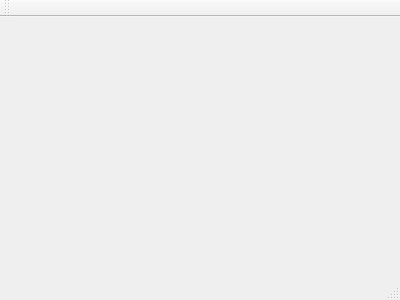
Qt form mainwindow.ui (TheFakeCake/SELECTOR-GUI) before a commit.
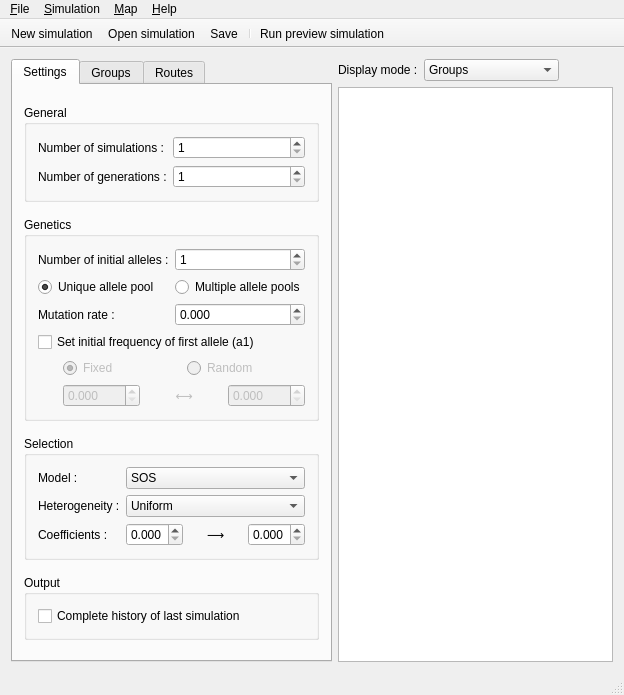
The same form after that commit. The open tabs and pages were chosen to show the change. Icons and pictures are not drawn.

Commit message: Add interface for basic simulation configuration on the main window.

The edit to the form file:
```diff
--- a/mainwindow.ui
+++ b/mainwindow.ui
@@ -1,24 +1,864 @@
 <ui version="4.0">
  <class>MainWindow</class>
- <widget class="QMainWindow" name="MainWindow" >
-  <property name="geometry" >
+ <widget class="QMainWindow" name="MainWindow">
+  <property name="geometry">
    <rect>
     <x>0</x>
     <y>0</y>
-    <width>400</width>
-    <height>300</height>
+    <width>624</width>
+    <height>695</height>
    </rect>
   </property>
   <property name="windowTitle" >
    <string>MainWindow</string>
   </property>
-  <widget class="QMenuBar" name="menuBar" />
-  <widget class="QToolBar" name="mainToolBar" />
-  <widget class="QWidget" name="centralWidget" />
-  <widget class="QStatusBar" name="statusBar" />
+  <widget class="QWidget" name="centralWidget">
+   <layout class="QHBoxLayout" name="horizontalLayout">
+    <item>
+     <widget class="QTabWidget" name="tabWidget">
+      <property name="currentIndex">
+       <number>0</number>
+      </property>
+      <widget class="QWidget" name="settingsTab">
+       <attribute name="title">
+        <string>Settings</string>
+       </attribute>
+       <layout class="QVBoxLayout" name="verticalLayout">
+        <item>
+         <widget class="QGroupBox" name="generalGroupBox">
+          <property name="sizePolicy">
+           <sizepolicy hsizetype="Preferred" vsizetype="Fixed">
+            <horstretch>0</horstretch>
+            <verstretch>0</verstretch>
+           </sizepolicy>
+          </property>
+          <property name="title">
+           <string>General</string>
+          </property>
+          <layout class="QFormLayout" name="formLayout">
+           <item row="0" column="0">
+            <widget class="QLabel" name="numberOfSimulationsLabel">
+             <property name="text">
+              <string>Number of simulations :</string>
+             </property>
+            </widget>
+           </item>
+           <item row="0" column="1">
+            <widget class="QSpinBox" name="numberOfSimulationsSpinBox">
+             <property name="minimum">
+              <number>1</number>
+             </property>
+             <property name="maximum">
+              <number>999999999</number>
+             </property>
+            </widget>
+           </item>
+           <item row="2" column="0">
+            <widget class="QLabel" name="numberOfGenerationsLabel">
+             <property name="text">
+              <string>Number of generations :</string>
+             </property>
+            </widget>
+           </item>
+           <item row="2" column="1">
+            <widget class="QSpinBox" name="numberOfGenerationsSpinBox">
+             <property name="accelerated">
+              <bool>true</bool>
+             </property>
+             <property name="minimum">
+              <number>1</number>
+             </property>
+             <property name="maximum">
+              <number>999999999</number>
+             </property>
+             <property name="singleStep">
+              <number>10</number>
+             </property>
+            </widget>
+           </item>
+          </layout>
+         </widget>
+        </item>
+        <item>
+         <widget class="QGroupBox" name="geneticsGroupBox">
+          <property name="sizePolicy">
+           <sizepolicy hsizetype="Preferred" vsizetype="Fixed">
+            <horstretch>0</horstretch>
+            <verstretch>0</verstretch>
+           </sizepolicy>
+          </property>
+          <property name="title">
+           <string>Genetics</string>
+          </property>
+          <layout class="QVBoxLayout" name="verticalLayout_3">
+           <item>
+            <layout class="QFormLayout" name="formLayout_2">
+             <item row="0" column="0">
+              <widget class="QLabel" name="numberOfInitialAllelesLabel">
+               <property name="text">
+                <string>Number of initial alleles :</string>
+               </property>
+              </widget>
+             </item>
+             <item row="0" column="1">
+              <widget class="QSpinBox" name="numberOfInitialAllelesSpinBox">
+               <property name="minimum">
+                <number>1</number>
+               </property>
+               <property name="maximum">
+                <number>999999999</number>
+               </property>
+              </widget>
+             </item>
+             <item row="1" column="0">
+              <widget class="QRadioButton" name="uniquePoolRadioButton">
+               <property name="toolTip">
+                <string>All initial population sources are constituted from one single gene pool</string>
+               </property>
+               <property name="text">
+                <string>Unique allele pool</string>
+               </property>
+               <property name="checked">
+                <bool>true</bool>
+               </property>
+              </widget>
+             </item>
+             <item row="1" column="1">
+              <widget class="QRadioButton" name="multiplePoolRadioButton">
+               <property name="toolTip">
+                <string>Each initial population group is derived from independent ancestral gene pools</string>
+               </property>
+               <property name="text">
+                <string>Multiple allele pools</string>
+               </property>
+              </widget>
+             </item>
+             <item row="2" column="0">
+              <widget class="QLabel" name="mutationRateLabel">
+               <property name="toolTip">
+                <string>Defines the probability that new alleles appear (mutation rate per individual per generation)</string>
+               </property>
+               <property name="text">
+                <string>Mutation rate :</string>
+               </property>
+              </widget>
+             </item>
+             <item row="2" column="1">
+              <widget class="QDoubleSpinBox" name="mutationRateDoubleSpinBox">
+               <property name="decimals">
+                <number>3</number>
+               </property>
+               <property name="singleStep">
+                <double>0.050000000000000</double>
+               </property>
+              </widget>
+             </item>
+            </layout>
+           </item>
+           <item>
+            <widget class="QCheckBox" name="initialFrequencyCheckBox">
+             <property name="text">
+              <string>Set initial frequency of first allele (a1)</string>
+             </property>
+            </widget>
+           </item>
+           <item>
+            <widget class="QWidget" name="firstAlleleFrequencyWidget" native="true">
+             <property name="enabled">
+              <bool>false</bool>
+             </property>
+             <layout class="QVBoxLayout" name="verticalLayout_4">
+              <property name="leftMargin">
+               <number>25</number>
+              </property>
+              <property name="topMargin">
+               <number>0</number>
+              </property>
+              <property name="rightMargin">
+               <number>0</number>
+              </property>
+              <property name="bottomMargin">
+               <number>0</number>
+              </property>
+              <item>
+               <layout class="QHBoxLayout" name="horizontalLayout_6">
+                <item>
+                 <widget class="QRadioButton" name="fixedFrequencyRadioButton">
+                  <property name="toolTip">
+                   <string>Initial frequency of the first allele of each deme will be the same</string>
+                  </property>
+                  <property name="text">
+                   <string>Fixed</string>
+                  </property>
+                  <property name="checked">
+                   <bool>true</bool>
+                  </property>
+                 </widget>
+                </item>
+                <item>
+                 <widget class="QRadioButton" name="randomFrequencyRadioButton">
+                  <property name="toolTip">
+                   <string>Initial frequency of the first allele of each deme will be randomized between the given interval</string>
+                  </property>
+                  <property name="text">
+                   <string>Random</string>
+                  </property>
+                 </widget>
+                </item>
+               </layout>
+              </item>
+              <item>
+               <widget class="QStackedWidget" name="firstAlleleFrequencyStackedWidget">
+                <widget class="QWidget" name="fixedFrequencyPage">
+                 <layout class="QVBoxLayout" name="verticalLayout_5">
+                  <property name="leftMargin">
+                   <number>0</number>
+                  </property>
+                  <property name="topMargin">
+                   <number>0</number>
+                  </property>
+                  <property name="rightMargin">
+                   <number>0</number>
+                  </property>
+                  <property name="bottomMargin">
+                   <number>0</number>
+                  </property>
+                  <item>
+                   <widget class="QDoubleSpinBox" name="fixedFrequencyDoubleSpinBox">
+                    <property name="decimals">
+                     <number>3</number>
+                    </property>
+                    <property name="maximum">
+                     <double>1.000000000000000</double>
+                    </property>
+                    <property name="singleStep">
+                     <double>0.050000000000000</double>
+                    </property>
+                   </widget>
+                  </item>
+                 </layout>
+                </widget>
+                <widget class="QWidget" name="randomFrequencyPage">
+                 <layout class="QHBoxLayout" name="horizontalLayout_5">
+                  <property name="leftMargin">
+                   <number>0</number>
+                  </property>
+                  <property name="topMargin">
+                   <number>0</number>
+                  </property>
+                  <property name="rightMargin">
+                   <number>0</number>
+                  </property>
+                  <property name="bottomMargin">
+                   <number>0</number>
+                  </property>
+                  <item>
+                   <widget class="QDoubleSpinBox" name="intervalFrequency1DoubleSpinBox">
+                    <property name="decimals">
+                     <number>3</number>
+                    </property>
+                    <property name="maximum">
+                     <double>1.000000000000000</double>
+                    </property>
+                    <property name="singleStep">
+                     <double>0.050000000000000</double>
+                    </property>
+                   </widget>
+                  </item>
+                  <item>
+                   <widget class="QLabel" name="label_4">
+                    <property name="sizePolicy">
+                     <sizepolicy hsizetype="Minimum" vsizetype="Preferred">
+                      <horstretch>0</horstretch>
+                      <verstretch>0</verstretch>
+                     </sizepolicy>
+                    </property>
+                    <property name="text">
+                     <string>⟷</string>
+                    </property>
+                    <property name="alignment">
+                     <set>Qt::AlignCenter</set>
+                    </property>
+                   </widget>
+                  </item>
+                  <item>
+                   <widget class="QDoubleSpinBox" name="intervalFrequency2DoubleSpinBox_2">
+                    <property name="decimals">
+                     <number>3</number>
+                    </property>
+                    <property name="maximum">
+                     <double>1.000000000000000</double>
+                    </property>
+                    <property name="singleStep">
+                     <double>0.050000000000000</double>
+                    </property>
+                   </widget>
+                  </item>
+                 </layout>
+                </widget>
+               </widget>
+              </item>
+             </layout>
+            </widget>
+           </item>
+          </layout>
+         </widget>
+        </item>
+        <item>
+         <widget class="QGroupBox" name="selectionGroupBox">
+          <property name="sizePolicy">
+           <sizepolicy hsizetype="Preferred" vsizetype="Fixed">
+            <horstretch>0</horstretch>
+            <verstretch>0</verstretch>
+           </sizepolicy>
+          </property>
+          <property name="title">
+           <string>Selection</string>
+          </property>
+          <layout class="QFormLayout" name="formLayout_3">
+           <item row="0" column="0">
+            <widget class="QLabel" name="selectionModelLabel">
+             <property name="text">
+              <string>Model :</string>
+             </property>
+            </widget>
+           </item>
+           <item row="0" column="1">
+            <widget class="QComboBox" name="selectionModelComboBox">
+             <property name="sizeAdjustPolicy">
+              <enum>QComboBox::AdjustToContents</enum>
+             </property>
+             <item>
+              <property name="text">
+               <string>SOS</string>
+              </property>
+             </item>
+             <item>
+              <property name="text">
+               <string>FDS</string>
+              </property>
+             </item>
+             <item>
+              <property name="text">
+               <string>DPS</string>
+              </property>
+             </item>
+            </widget>
+           </item>
+           <item row="1" column="0">
+            <widget class="QLabel" name="heterogeneityLabel">
+             <property name="text">
+              <string>Heterogeneity :</string>
+             </property>
+            </widget>
+           </item>
+           <item row="1" column="1">
+            <widget class="QComboBox" name="heterogeneityComboBox">
+             <item>
+              <property name="text">
+               <string>Uniform</string>
+              </property>
+             </item>
+             <item>
+              <property name="text">
+               <string>Latitudinal</string>
+              </property>
+             </item>
+             <item>
+              <property name="text">
+               <string>Longitudinal</string>
+              </property>
+             </item>
+            </widget>
+           </item>
+           <item row="2" column="0">
+            <widget class="QLabel" name="coefficientLabel">
+             <property name="text">
+              <string>Coefficients :</string>
+             </property>
+            </widget>
+           </item>
+           <item row="2" column="1">
+            <widget class="QStackedWidget" name="coefficientStackedWidget">
+             <property name="currentIndex">
+              <number>0</number>
+             </property>
+             <widget class="QWidget" name="uniformCoefficientPage">
+              <layout class="QHBoxLayout" name="horizontalLayout_4">
+               <property name="leftMargin">
+                <number>0</number>
+               </property>
+               <property name="topMargin">
+                <number>0</number>
+               </property>
+               <property name="rightMargin">
+                <number>0</number>
+               </property>
+               <property name="bottomMargin">
+                <number>0</number>
+               </property>
+               <item>
+                <widget class="QDoubleSpinBox" name="uniformCoefficientDoubleSpinBox">
+                 <property name="decimals">
+                  <number>3</number>
+                 </property>
+                 <property name="maximum">
+                  <double>1.000000000000000</double>
+                 </property>
+                 <property name="singleStep">
+                  <double>0.050000000000000</double>
+                 </property>
+                </widget>
+               </item>
+              </layout>
+             </widget>
+             <widget class="QWidget" name="latitudinalGradientPage">
+              <layout class="QHBoxLayout" name="horizontalLayout_3">
+               <property name="leftMargin">
+                <number>0</number>
+               </property>
+               <property name="topMargin">
+                <number>0</number>
+               </property>
+               <property name="rightMargin">
+                <number>0</number>
+               </property>
+               <property name="bottomMargin">
+                <number>0</number>
+               </property>
+               <item>
+                <widget class="QDoubleSpinBox" name="northCoefficientDoubleSpinBox">
+                 <property name="toolTip">
+                  <string>Selection coefficient in the northern demes</string>
+                 </property>
+                 <property name="decimals">
+                  <number>3</number>
+                 </property>
+                 <property name="maximum">
+                  <double>1.000000000000000</double>
+                 </property>
+                 <property name="singleStep">
+                  <double>0.050000000000000</double>
+                 </property>
+                </widget>
+               </item>
+               <item>
+                <widget class="QLabel" name="label">
+                 <property name="text">
+                  <string>⟶</string>
+                 </property>
+                 <property name="alignment">
+                  <set>Qt::AlignCenter</set>
+                 </property>
+                </widget>
+               </item>
+               <item>
+                <widget class="QDoubleSpinBox" name="southCoefficientDoubleSpinBox">
+                 <property name="toolTip">
+                  <string>Selection coefficient in the southern demes</string>
+                 </property>
+                 <property name="decimals">
+                  <number>3</number>
+                 </property>
+                 <property name="maximum">
+                  <double>1.000000000000000</double>
+                 </property>
+                 <property name="singleStep">
+                  <double>0.050000000000000</double>
+                 </property>
+                </widget>
+               </item>
+              </layout>
+             </widget>
+             <widget class="QWidget" name="longitudinalGradientPage">
+              <layout class="QHBoxLayout" name="horizontalLayout_2">
+               <property name="leftMargin">
+                <number>0</number>
+               </property>
+               <property name="topMargin">
+                <number>0</number>
+               </property>
+               <property name="rightMargin">
+                <number>0</number>
+               </property>
+               <property name="bottomMargin">
+                <number>0</number>
+               </property>
+               <item>
+                <widget class="QDoubleSpinBox" name="eastCoefficientDoubleSpinbox">
+                 <property name="toolTip">
+                  <string>Selection coefficient in the eastern demes</string>
+                 </property>
+                 <property name="decimals">
+                  <number>3</number>
+                 </property>
+                 <property name="maximum">
+                  <double>1.000000000000000</double>
+                 </property>
+                 <property name="singleStep">
+                  <double>0.050000000000000</double>
+                 </property>
+                </widget>
+               </item>
+               <item>
+                <widget class="QLabel" name="label_2">
+                 <property name="text">
+                  <string>⟶</string>
+                 </property>
+                 <property name="alignment">
+                  <set>Qt::AlignCenter</set>
+                 </property>
+                </widget>
+               </item>
+               <item>
+                <widget class="QDoubleSpinBox" name="westCoefficientDoubleSpinBox">
+                 <property name="toolTip">
+                  <string>Selection coefficient in the western demes</string>
+                 </property>
+                 <property name="decimals">
+                  <number>3</number>
+                 </property>
+                 <property name="maximum">
+                  <double>1.000000000000000</double>
+                 </property>
+                 <property name="singleStep">
+                  <double>0.050000000000000</double>
+                 </property>
+                </widget>
+               </item>
+              </layout>
+             </widget>
+            </widget>
+           </item>
+          </layout>
+         </widget>
+        </item>
+        <item>
+         <widget class="QGroupBox" name="outputGroupBox">
+          <property name="sizePolicy">
+           <sizepolicy hsizetype="Preferred" vsizetype="Fixed">
+            <horstretch>0</horstretch>
+            <verstretch>0</verstretch>
+           </sizepolicy>
+          </property>
+          <property name="title">
+           <string>Output</string>
+          </property>
+          <layout class="QFormLayout" name="formLayout_4">
+           <item row="0" column="0">
+            <widget class="QCheckBox" name="completeHistoryCheckBox">
+             <property name="text">
+              <string>Complete history of last simulation</string>
+             </property>
+            </widget>
+           </item>
+          </layout>
+         </widget>
+        </item>
+       </layout>
+      </widget>
+      <widget class="QWidget" name="groupsTab">
+       <attribute name="title">
+        <string>Groups</string>
+       </attribute>
+      </widget>
+      <widget class="QWidget" name="routesTab">
+       <attribute name="title">
+        <string>Routes</string>
+       </attribute>
+      </widget>
+     </widget>
+    </item>
+    <item>
+     <layout class="QGridLayout" name="gridLayout">
+      <item row="2" column="1">
+       <widget class="QComboBox" name="comboBox">
+        <item>
+         <property name="text">
+          <string>Groups</string>
+         </property>
+        </item>
+        <item>
+         <property name="text">
+          <string>Initial populations</string>
+         </property>
+        </item>
+        <item>
+         <property name="text">
+          <string>Carrying capacities</string>
+         </property>
+        </item>
+        <item>
+         <property name="text">
+          <string>Growth rates</string>
+         </property>
+        </item>
+        <item>
+         <property name="text">
+          <string>Migration rates</string>
+         </property>
+        </item>
+       </widget>
+      </item>
+      <item row="2" column="0">
+       <widget class="QLabel" name="label_3">
+        <property name="text">
+         <string>Display mode :</string>
+        </property>
+       </widget>
+      </item>
+      <item row="2" column="2">
+       <spacer name="horizontalSpacer">
+        <property name="orientation">
+         <enum>Qt::Horizontal</enum>
+        </property>
+        <property name="sizeHint" stdset="0">
+         <size>
+          <width>40</width>
+          <height>20</height>
+         </size>
+        </property>
+       </spacer>
+      </item>
+      <item row="3" column="0" colspan="3">
+       <widget class="QGraphicsView" name="graphicsView"/>
+      </item>
+     </layout>
+    </item>
+   </layout>
+  </widget>
+  <widget class="QMenuBar" name="menuBar">
+   <property name="geometry">
+    <rect>
+     <x>0</x>
+     <y>0</y>
+     <width>624</width>
+     <height>27</height>
+    </rect>
+   </property>
+   <widget class="QMenu" name="menu_File">
+    <property name="title">
+     <string>&amp;File</string>
+    </property>
+    <widget class="QMenu" name="menu_OpenRecentSimulation">
+     <property name="enabled">
+      <bool>false</bool>
+     </property>
+     <property name="title">
+      <string>Open recent simulation ...</string>
+     </property>
+    </widget>
+    <addaction name="action_NewSimulation"/>
+    <addaction name="action_OpenSimulation"/>
+    <addaction name="menu_OpenRecentSimulation"/>
+    <addaction name="action_Save"/>
+    <addaction name="action_SaveAs"/>
+    <addaction name="separator"/>
+    <addaction name="action_Exit"/>
+   </widget>
+   <widget class="QMenu" name="menu_Simulation">
+    <property name="geometry">
+     <rect>
+      <x>384</x>
+      <y>105</y>
+      <width>236</width>
+      <height>100</height>
+     </rect>
+    </property>
+    <property name="title">
+     <string>&amp;Simulation</string>
+    </property>
+    <addaction name="action_RunPreviewSimulation"/>
+    <addaction name="action_RunSimulation"/>
+   </widget>
+   <widget class="QMenu" name="menu_Map">
+    <property name="title">
+     <string>&amp;Map</string>
+    </property>
+    <addaction name="action_LoadASCIIRasterFile"/>
+   </widget>
+   <widget class="QMenu" name="menu_Help">
+    <property name="title">
+     <string>&amp;Help</string>
+    </property>
+    <addaction name="action_OpenUserManual"/>
+    <addaction name="separator"/>
+    <addaction name="action_About"/>
+   </widget>
+   <addaction name="menu_File"/>
+   <addaction name="menu_Simulation"/>
+   <addaction name="menu_Map"/>
+   <addaction name="menu_Help"/>
+  </widget>
+  <widget class="QToolBar" name="mainToolBar">
+   <property name="movable">
+    <bool>false</bool>
+   </property>
+   <attribute name="toolBarArea">
+    <enum>TopToolBarArea</enum>
+   </attribute>
+   <attribute name="toolBarBreak">
+    <bool>false</bool>
+   </attribute>
+   <addaction name="action_NewSimulation"/>
+   <addaction name="action_OpenSimulation"/>
+   <addaction name="action_Save"/>
+   <addaction name="separator"/>
+   <addaction name="action_RunPreviewSimulation"/>
+  </widget>
+  <widget class="QStatusBar" name="statusBar"/>
+  <action name="action_Exit">
+   <property name="icon">
+    <iconset resource="icons.qrc">
+     <normaloff>:/icons/System-log-out.svg</normaloff>:/icons/System-log-out.svg</iconset>
+   </property>
+   <property name="text">
+    <string>&amp;Exit</string>
+   </property>
+   <property name="shortcut">
+    <string>Ctrl+Q</string>
+   </property>
+  </action>
+  <action name="action_NewSimulation">
+   <property name="icon">
+    <iconset resource="icons.qrc">
+     <normaloff>:/icons/Document-new.svg</normaloff>:/icons/Document-new.svg</iconset>
+   </property>
+   <property name="text">
+    <string>&amp;New simulation</string>
+   </property>
+   <property name="toolTip">
+    <string>New simulation (CTRL+N)</string>
+   </property>
+   <property name="shortcut">
+    <string>Ctrl+N</string>
+   </property>
+  </action>
+  <action name="action_OpenSimulation">
+   <property name="icon">
+    <iconset resource="icons.qrc">
+     <normaloff>:/icons/Document-open.svg</normaloff>:/icons/Document-open.svg</iconset>
+   </property>
+   <property name="text">
+    <string>&amp;Open simulation</string>
+   </property>
+  </action>
+  <action name="action_Save">
+   <property name="icon">
+    <iconset resource="icons.qrc">
+     <normaloff>:/icons/Document-save.svg</normaloff>:/icons/Document-save.svg</iconset>
+   </property>
+   <property name="text">
+    <string>&amp;Save</string>
+   </property>
+   <property name="toolTip">
+    <string>Save (CTRL+S)</string>
+   </property>
+   <property name="shortcut">
+    <string>Ctrl+S</string>
+   </property>
+  </action>
+  <action name="action_SaveAs">
+   <property name="icon">
+    <iconset resource="icons.qrc">
+     <normaloff>:/icons/Document-save-as.svg</normaloff>:/icons/Document-save-as.svg</iconset>
+   </property>
+   <property name="text">
+    <string>Save as ...</string>
+   </property>
+  </action>
+  <action name="action_LoadASCIIRasterFile">
+   <property name="text">
+    <string>Load &amp;ASCII raster file</string>
+   </property>
+  </action>
+  <action name="action_About">
+   <property name="icon">
+    <iconset resource="icons.qrc">
+     <normaloff>:/icons/Help-browser.svg</normaloff>:/icons/Help-browser.svg</iconset>
+   </property>
+   <property name="text">
+    <string>&amp;About SELECTOR-GUI</string>
+   </property>
+  </action>
+  <action name="action_OpenUserManual">
+   <property name="text">
+    <string>Open &amp;user manual</string>
+   </property>
+  </action>
+  <action name="action_RunPreviewSimulation">
+   <property name="icon">
+    <iconset resource="icons.qrc">
+     <normaloff>:/icons/Media-playback-start.svg</normaloff>:/icons/Media-playback-start.svg</iconset>
+   </property>
+   <property name="text">
+    <string>Run &amp;preview simulation</string>
+   </property>
+   <property name="toolTip">
+    <string>Run preview simulation (CTRL+R)</string>
+   </property>
+   <property name="shortcut">
+    <string>Ctrl+R</string>
+   </property>
+  </action>
+  <action name="action_RunSimulation">
+   <property name="text">
+    <string>&amp;Run</string>
+   </property>
+  </action>
  </widget>
- <layoutDefault spacing="6" margin="11" />
- <pixmapfunction></pixmapfunction>
- <resources/>
- <connections/>
+ <layoutdefault spacing="6" margin="11"/>
+ <resources>
+  <include location="icons.qrc"/>
+ </resources>
+ <connections>
+  <connection>
+   <sender>action_Exit</sender>
+   <signal>triggered()</signal>
+   <receiver>MainWindow</receiver>
+   <slot>close()</slot>
+   <hints>
+    <hint type="sourcelabel">
+     <x>-1</x>
+     <y>-1</y>
+    </hint>
+    <hint type="destinationlabel">
+     <x>309</x>
+     <y>299</y>
+    </hint>
+   </hints>
+  </connection>
+  <connection>
+   <sender>heterogeneityComboBox</sender>
+   <signal>currentIndexChanged(int)</signal>
+   <receiver>coefficientStackedWidget</receiver>
+   <slot>setCurrentIndex(int)</slot>
+   <hints>
+    <hint type="sourcelabel">
+     <x>327</x>
+     <y>544</y>
+    </hint>
+    <hint type="destinationlabel">
+     <x>327</x>
+     <y>577</y>
+    </hint>
+   </hints>
+  </connection>
+  <connection>
+   <sender>initialFrequencyCheckBox</sender>
+   <signal>toggled(bool)</signal>
+   <receiver>firstAlleleFrequencyWidget</receiver>
+   <slot>setEnabled(bool)</slot>
+   <hints>
+    <hint type="sourcelabel">
+     <x>91</x>
+     <y>359</y>
+    </hint>
+    <hint type="destinationlabel">
+     <x>175</x>
+     <y>412</y>
+    </hint>
+   </hints>
+  </connection>
+ </connections>
 </ui>
```
Left out of the diff: 5 changed lines with no effect on the pictures. The commit also changes 28 other files.
